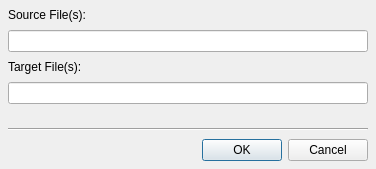
The window that ui/transferfiledialog.ui (maxavadallat/maxcommander) describes before a commit, drawn with Qt 5.
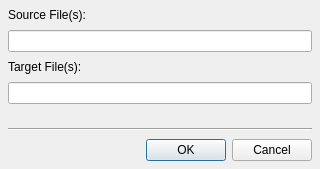
The same window after the commit.

```diff
--- a/ui/transferfiledialog.ui
+++ b/ui/transferfiledialog.ui
@@ -6,7 +6,7 @@
    <rect>
     <x>0</x>
     <y>0</y>
-    <width>376</width>
+    <width>320</width>
     <height>169</height>
    </rect>
   </property>
@@ -18,7 +18,7 @@
   </property>
   <property name="minimumSize">
    <size>
-    <width>376</width>
+    <width>320</width>
     <height>169</height>
    </size>
   </property>
@@ -84,7 +84,7 @@
      </property>
      <property name="minimumSize">
       <size>
-       <width>360</width>
+       <width>0</width>
        <height>0</height>
       </size>
      </property>
@@ -100,7 +100,7 @@
      </property>
      <property name="minimumSize">
       <size>
-       <width>360</width>
+       <width>0</width>
        <height>0</height>
       </size>
      </property>
```
